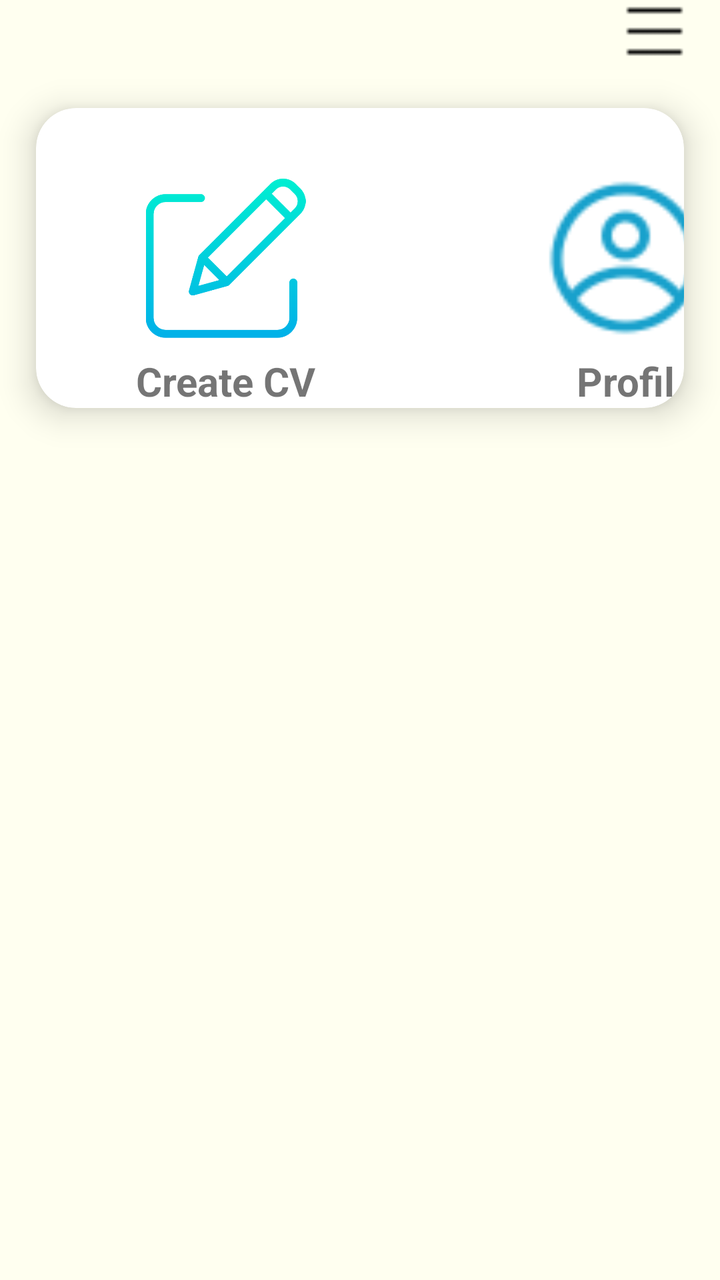
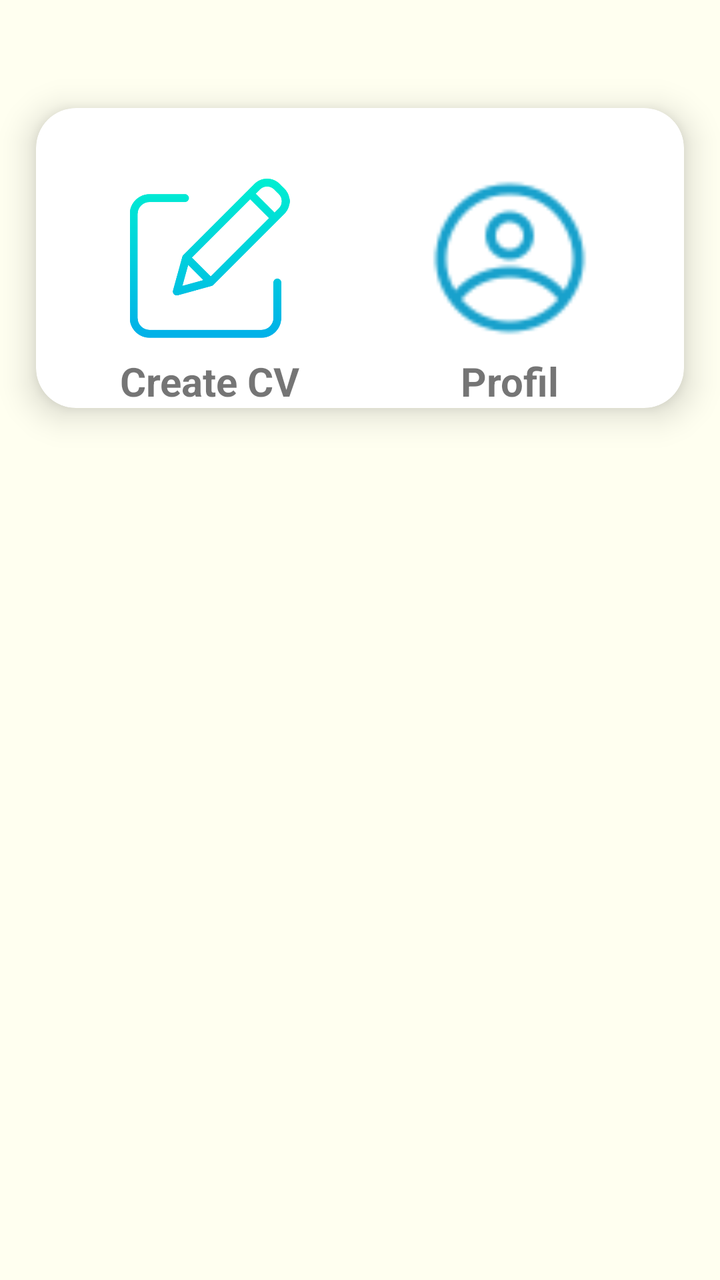

Compare the two renders of this Android layout. The source of the first and the diff that turns it into the second are given below.
<!-- AndroidManifest.xml: activity theme AppTheme -->
<!-- res/layout/activity_main.xml -->
<?xml version="1.0" encoding="utf-8"?>
<androidx.coordinatorlayout.widget.CoordinatorLayout xmlns:android="http://schemas.android.com/apk/res/android"
    xmlns:app="http://schemas.android.com/apk/res-auto"
    xmlns:tools="http://schemas.android.com/tools"
    android:layout_width="match_parent"
    android:layout_height="match_parent"
    android:background="@color/ivory"
    tools:context=".MainActivity">

    <TextView
        android:layout_width="wrap_content"
        android:layout_height="wrap_content"
        android:id="@+id/txtapp"
        android:textColor="@color/black"
        android:textSize="50px"
        android:layout_margin="10dp"
        app:layout_constraintBottom_toBottomOf="parent"
        app:layout_constraintEnd_toEndOf="parent"
        app:layout_constraintStart_toStartOf="parent"
        app:layout_constraintTop_toTopOf="parent" />

    <androidx.cardview.widget.CardView
        android:layout_width="match_parent"
        android:layout_height="wrap_content"
        app:cardElevation="10dp"
        app:cardCornerRadius="20dp"
        android:layout_marginTop="30dp"
        app:cardBackgroundColor="@color/white"
        app:cardMaxElevation="12dp"
        app:cardPreventCornerOverlap="true"
        app:cardUseCompatPadding="true"
        >

        
        <FrameLayout
            android:id="@+id/create_cv"
            android:layout_width="150dp"
            android:layout_height="150dp"
            android:layout_marginLeft="20dp"
            app:cardCornerRadius="20dp"
            app:cardBackgroundColor="@color/light_grey"
            android:clickable="true">
        <ImageView
            android:id="@+id/img"
            android:layout_width="113dp"
            android:layout_height="80dp"
            android:layout_gravity="center"
            android:layout_margin="10dp"
            android:contentDescription="@string/app_name"
            android:src="@drawable/create_cv"

            />
        <TextView
            android:layout_width="wrap_content"
            android:layout_height="wrap_content"
            android:layout_gravity="bottom|center"
            android:layout_marginTop="50dp"
            android:layout_marginBottom="0dp"
            android:text="Create CV"
            android:textSize="20sp"
            android:textStyle="bold" />

    </FrameLayout>
        <FrameLayout
            android:id="@+id/profil_cv"
            android:layout_width="150dp"
            android:layout_height="150dp"
            android:layout_marginLeft="220dp"
            app:cardCornerRadius="20dp"
            app:cardBackgroundColor="@color/light_grey"
            android:clickable="true"
            android:gravity="right">
            <ImageView
                android:id="@+id/img2"
                android:layout_width="113dp"
                android:layout_height="110dp"
                android:layout_gravity="center"
                android:layout_margin="10dp"
                android:contentDescription="@string/app_name"
                android:src="@drawable/profil"

                />
            <TextView
                android:layout_width="wrap_content"
                android:layout_height="wrap_content"
                android:layout_gravity="bottom|center"
                android:layout_marginTop="50dp"
                android:layout_marginBottom="0dp"
                android:text="Profil"
                android:textSize="20sp"
                android:textStyle="bold" />

        </FrameLayout>

    </androidx.cardview.widget.CardView>


    <Button
        android:layout_width="100px"
        android:layout_height="100px"
        android:id="@+id/idbtngenerate"
        android:background="@drawable/menu_right"
        android:layout_marginRight="15dp"
        android:textColor="@color/black"
        android:layout_gravity="right"

        />

</androidx.coordinatorlayout.widget.CoordinatorLayout>
<!-- resources referenced by this layout -->
<resources>
  <color name="black">#000000</color>
  <color name="ivory">#FFFFF0</color>
  <color name="light_grey">#D3D3D3</color>
  <color name="white">#FFFFFF</color>
  <!-- drawable create_cv: png bitmap (drawable-v24, 12932 bytes) -->
  <!-- drawable menu_right: png bitmap (drawable-v24, 106 bytes) -->
  <!-- drawable profil: png bitmap (drawable-v24, 1686 bytes) -->
  <string name="app_name">CV Builder</string>
  <style name="AppTheme" parent="Theme.AppCompat.Light.DarkActionBar">
          
          <item name="actionBarSize">40dip</item>
          <item name="colorPrimary">@color/ivory</item>
          <item name="colorPrimaryDark">@color/ivory</item>
          <item name="colorAccent">@color/ivory</item>
          <item name="actionBarTheme">@style/Widget.AppCompat.ActionBar</item>
      </style>
</resources>

<!-- the commit's change to res/layout/activity_main.xml (unified diff, before → after) -->
@@ -30,13 +30,16 @@
         app:cardPreventCornerOverlap="true"
         app:cardUseCompatPadding="true"
         >
-
-        
+    <LinearLayout
+        android:layout_width="match_parent"
+        android:layout_height="wrap_content"
+        android:orientation="horizontal"
+        android:gravity="center"
+        android:layout_weight="1">
         <FrameLayout
             android:id="@+id/create_cv"
             android:layout_width="150dp"
             android:layout_height="150dp"
-            android:layout_marginLeft="20dp"
             app:cardCornerRadius="20dp"
             app:cardBackgroundColor="@color/light_grey"
             android:clickable="true">
@@ -65,11 +68,11 @@
             android:id="@+id/profil_cv"
             android:layout_width="150dp"
             android:layout_height="150dp"
-            android:layout_marginLeft="220dp"
             app:cardCornerRadius="20dp"
             app:cardBackgroundColor="@color/light_grey"
             android:clickable="true"
-            android:gravity="right">
+            android:gravity="right"
+            tools:ignore="RtlHardcoded">
             <ImageView
                 android:id="@+id/img2"
                 android:layout_width="113dp"
@@ -91,19 +94,8 @@
                 android:textStyle="bold" />
 
         </FrameLayout>
-
+    </LinearLayout>
     </androidx.cardview.widget.CardView>
 
 
-    <Button
-        android:layout_width="100px"
-        android:layout_height="100px"
-        android:id="@+id/idbtngenerate"
-        android:background="@drawable/menu_right"
-        android:layout_marginRight="15dp"
-        android:textColor="@color/black"
-        android:layout_gravity="right"
-
-        />
-
 </androidx.coordinatorlayout.widget.CoordinatorLayout>
<!-- resource entries referenced after the edit -->
@@ -5,7 +5,6 @@
   <color name="light_grey">#D3D3D3</color>
   <color name="white">#FFFFFF</color>
   <!-- drawable create_cv: png bitmap (drawable-v24, 12932 bytes) -->
-  <!-- drawable menu_right: png bitmap (drawable-v24, 106 bytes) -->
   <!-- drawable profil: png bitmap (drawable-v24, 1686 bytes) -->
   <string name="app_name">CV Builder</string>
   <style name="AppTheme" parent="Theme.AppCompat.Light.DarkActionBar">
